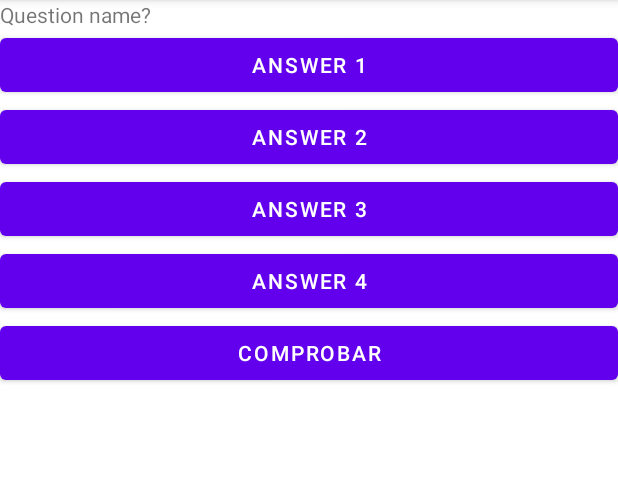
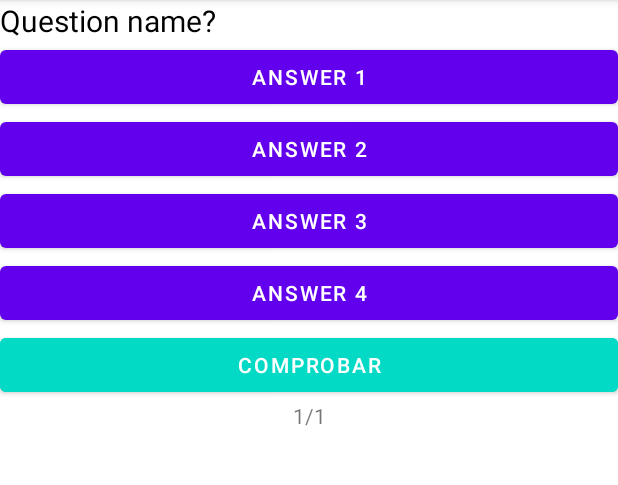
Before and after one commit to XavierRM/Leaf, an Android app: the screen it shows after launch (GameActivity), after a tap on an icon or button, on a phone screen of 412 x 824 dp, the part 84-569 px from its top. Run offline under Robolectric (Android 15) with nearby library versions, the phone set to English and light mode, and no system bars.

Commit message:
Improved game appearance

```diff
--- a/app/src/main/java/com/grupo22/Leaf/quizgame/presenter/GamePresenterImp.java
+++ b/app/src/main/java/com/grupo22/Leaf/quizgame/presenter/GamePresenterImp.java
@@ -90,6 +90,7 @@ public class GamePresenterImp implements GamePresenter {
             mQuizzesViewModels = getQuizzesViewModel(result);
 
             gameView.showQuiz(mQuizzesViewModels.get(mCurrentQuiz));
+            gameView.updateQuizzesCount(mCurrentQuiz + 1, mQuizzesViewModels.size());
         }
     }
 
--- a/app/src/main/res/layout/activity_game.xml
+++ b/app/src/main/res/layout/activity_game.xml
@@ -7,6 +7,8 @@
     <TextView
         android:layout_width="match_parent"
         android:layout_height="wrap_content"
+        android:textSize="20dp"
+        android:textColor="@color/black"
         android:id="@+id/quiz_question" >
     </TextView>
 
@@ -31,12 +33,15 @@
         android:layout_width="match_parent"
         android:layout_height="wrap_content"
         android:id="@+id/but_check_answer"
-        android:text="@string/check_answer"></Button>
+        android:text="@string/check_answer"
+        android:backgroundTint="@color/design_default_color_secondary"></Button>
 
     <TextView
         android:layout_width="match_parent"
         android:layout_height="wrap_content"
-        android:id="@+id/quizzes_progress" >
+        android:textAlignment="center"
+        android:id="@+id/quizzes_progress"
+        android:text="">
     </TextView>
 
 </LinearLayout>
```
